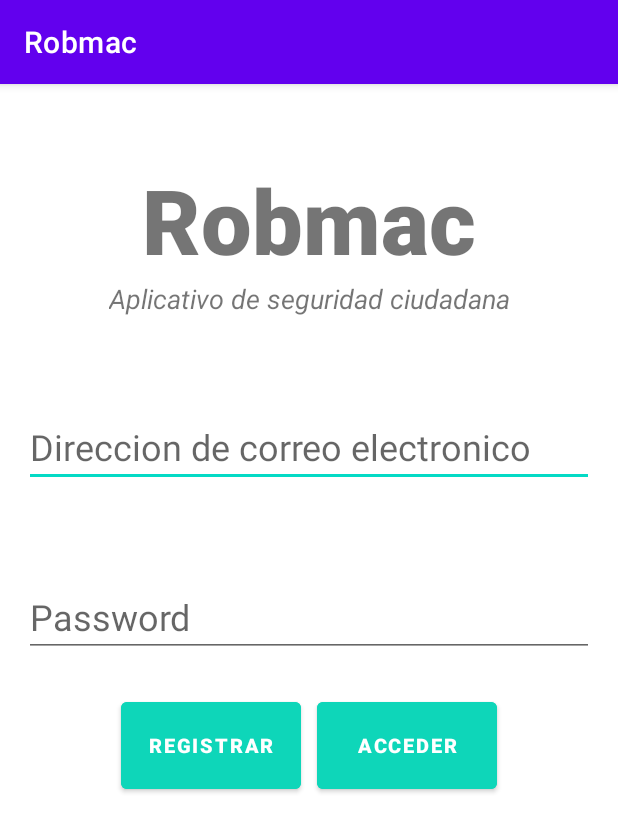
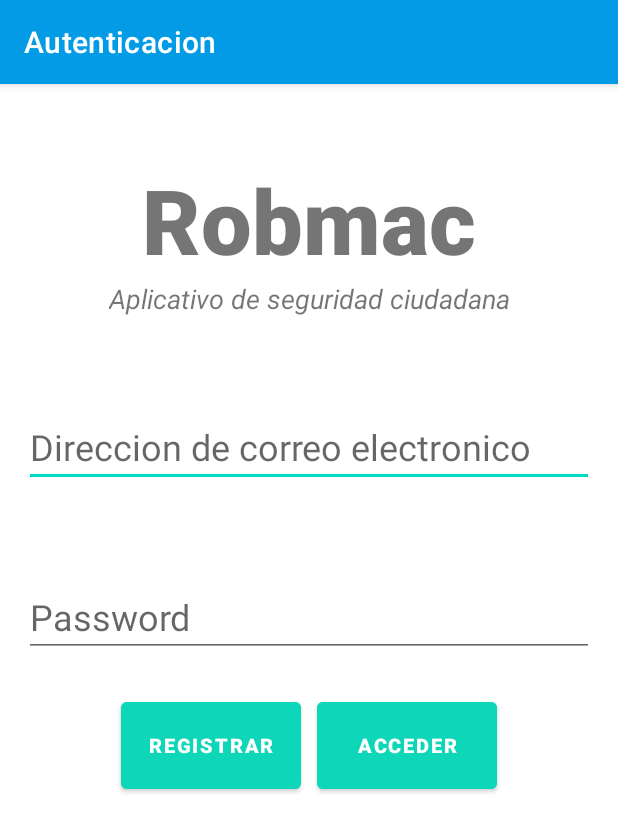
Before and after one commit to paulbm9/ST-Robmac, an Android app: the screen it shows after launch (AuthActivity), on a phone screen of 412 x 824 dp. Shown: the top 832 px of the screen. Run offline under Robolectric (Android 15) with nearby library versions, the phone set to English and light mode, and no system bars; our stand-ins replace Firebase (no records; nobody signed in at launch, a user with empty details on screens opened directly).

```diff
--- a/app/build.gradle
+++ b/app/build.gradle
@@ -2,6 +2,8 @@ plugins {
     id 'com.android.application'
     id 'org.jetbrains.kotlin.android'
     id 'com.google.gms.google-services'
+    id 'kotlin-android'
+    id 'kotlin-android-extensions'
 }
 
 android {
--- a/app/src/main/res/layout/activity_auth.xml
+++ b/app/src/main/res/layout/activity_auth.xml
@@ -33,7 +33,7 @@
         app:layout_constraintTop_toBottomOf="@+id/banner" />
 
     <EditText
-        android:id="@+id/email"
+        android:id="@+id/ETemail"
         android:layout_width="380dp"
         android:layout_height="wrap_content"
         android:layout_marginTop="60dp"
@@ -46,7 +46,7 @@
         app:layout_constraintTop_toBottomOf="@+id/bannerDescription" />
 
     <EditText
-        android:id="@+id/password"
+        android:id="@+id/ETpassword"
         android:layout_width="380dp"
         android:layout_height="wrap_content"
         android:layout_marginTop="60dp"
@@ -56,7 +56,7 @@
         android:textSize="24sp"
         app:layout_constraintLeft_toLeftOf="parent"
         app:layout_constraintRight_toRightOf="parent"
-        app:layout_constraintTop_toBottomOf="@+id/email" />
+        app:layout_constraintTop_toBottomOf="@+id/ETemail" />
 
     <Button
         android:id="@+id/signUp"
@@ -71,7 +71,7 @@
         android:textStyle="bold"
         app:layout_constraintLeft_toLeftOf="parent"
         app:layout_constraintRight_toRightOf="@id/signIn"
-        app:layout_constraintTop_toBottomOf="@+id/password" />
+        app:layout_constraintTop_toBottomOf="@+id/ETpassword" />
 
     <Button
         android:id="@+id/signIn"
@@ -86,7 +86,7 @@
         android:textStyle="bold"
         app:layout_constraintLeft_toLeftOf="@id/signUp"
         app:layout_constraintRight_toRightOf="parent"
-        app:layout_constraintTop_toBottomOf="@+id/password" />
+        app:layout_constraintTop_toBottomOf="@+id/ETpassword" />
 
 
 </androidx.constraintlayout.widget.ConstraintLayout>
--- a/app/src/main/res/values/themes.xml
+++ b/app/src/main/res/values/themes.xml
@@ -2,8 +2,8 @@
     <!-- Base application theme. -->
     <style name="Theme.Robmac" parent="Theme.MaterialComponents.DayNight.DarkActionBar">
         <!-- Primary brand color. -->
-        <item name="colorPrimary">@color/purple_500</item>
-        <item name="colorPrimaryVariant">@color/purple_700</item>
+        <item name="colorPrimary">#039BE5</item>
+        <item name="colorPrimaryVariant">#2C384A</item>
         <item name="colorOnPrimary">@color/white</item>
         <!-- Secondary brand color. -->
         <item name="colorSecondary">@color/teal_200</item>
```
Also changed, not shown: app/src/main/AndroidManifest.xml (+7 -0 lines), app/src/main/java/com/st/robmac/AuthActivity.kt (+37 -0 lines), app/src/main/java/com/st/robmac/HomeActivity.kt (added, +11 -0 lines), app/src/main/res/layout/activity_home.xml (added, +9 -0 lines), build.gradle (+5 -2 lines).
